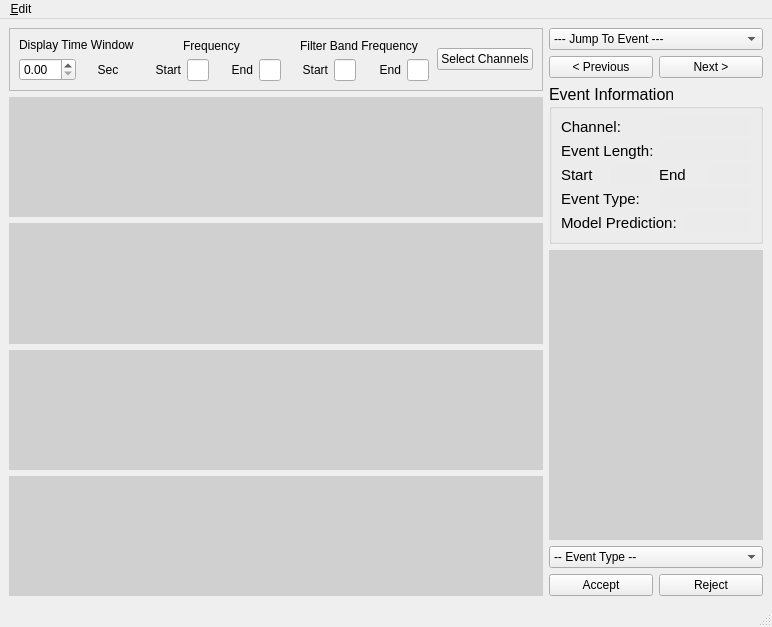
Old version of the form src/ui/annotation.ui in the repository roychowdhuryresearch/pyHFO.
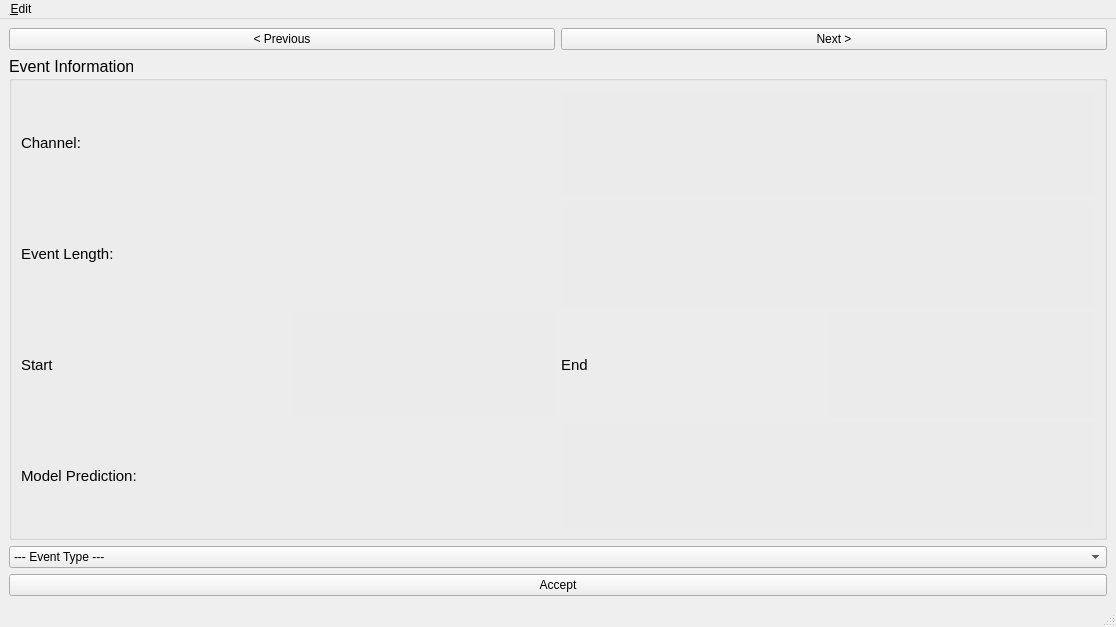
New version of the form.

Patch:
```diff
--- a/src/ui/annotation.ui
+++ b/src/ui/annotation.ui
@@ -6,589 +6,27 @@
    <rect>
     <x>0</x>
     <y>0</y>
-    <width>772</width>
+    <width>1116</width>
     <height>627</height>
    </rect>
   </property>
+  <property name="sizePolicy">
+   <sizepolicy hsizetype="Maximum" vsizetype="Maximum">
+    <horstretch>0</horstretch>
+    <verstretch>0</verstretch>
+   </sizepolicy>
+  </property>
   <property name="windowTitle">
    <string>Annotation</string>
   </property>
   <widget class="QWidget" name="centralwidget">
-   <layout class="QGridLayout" name="gridLayout">
+   <layout class="QGridLayout" name="gridLayout_5">
     <item row="0" column="0">
-     <layout class="QHBoxLayout" name="horizontalLayout_3" stretch="5,2">
-      <item>
-       <layout class="QVBoxLayout" name="verticalLayout" stretch="1,5,5,5,5">
-        <item>
-         <widget class="QFrame" name="frame">
-          <property name="frameShape">
-           <enum>QFrame::StyledPanel</enum>
-          </property>
-          <property name="frameShadow">
-           <enum>QFrame::Raised</enum>
-          </property>
-          <layout class="QGridLayout" name="gridLayout_2" columnminimumwidth="3,2,3,2,3,2,2">
-           <item row="0" column="0">
-            <layout class="QVBoxLayout" name="verticalLayout_3">
-             <item>
-              <widget class="QLabel" name="label">
-               <property name="font">
-                <font>
-                 <family>Arial</family>
-                 <pointsize>9</pointsize>
-                </font>
-               </property>
-               <property name="text">
-                <string>Display Time Window</string>
-               </property>
-              </widget>
-             </item>
-             <item>
-              <layout class="QHBoxLayout" name="horizontalLayout_6">
-               <item>
-                <widget class="QDoubleSpinBox" name="doubleSpinBox">
-                 <property name="font">
-                  <font>
-                   <family>Arial</family>
-                   <pointsize>9</pointsize>
-                  </font>
-                 </property>
-                </widget>
-               </item>
-               <item>
-                <widget class="QLabel" name="label_8">
-                 <property name="font">
-                  <font>
-                   <family>Arial</family>
-                   <pointsize>9</pointsize>
-                  </font>
-                 </property>
-                 <property name="text">
-                  <string>Sec</string>
-                 </property>
-                 <property name="alignment">
-                  <set>Qt::AlignCenter</set>
-                 </property>
-                </widget>
-               </item>
-              </layout>
-             </item>
-            </layout>
-           </item>
-           <item row="0" column="1">
-            <spacer name="horizontalSpacer_2">
-             <property name="orientation">
-              <enum>Qt::Horizontal</enum>
-             </property>
-             <property name="sizeHint" stdset="0">
-              <size>
-               <width>40</width>
-               <height>20</height>
-              </size>
-             </property>
-            </spacer>
-           </item>
-           <item row="0" column="2">
-            <layout class="QVBoxLayout" name="verticalLayout_4">
-             <item>
-              <widget class="QLabel" name="label_2">
-               <property name="font">
-                <font>
-                 <family>Arial</family>
-                 <pointsize>9</pointsize>
-                </font>
-               </property>
-               <property name="text">
-                <string>Frequency</string>
-               </property>
-               <property name="alignment">
-                <set>Qt::AlignCenter</set>
-               </property>
-              </widget>
-             </item>
-             <item>
-              <layout class="QHBoxLayout" name="horizontalLayout_4" stretch="2,1,2,1">
-               <item>
-                <widget class="QLabel" name="label_3">
-                 <property name="font">
-                  <font>
-                   <family>Arial</family>
-                   <pointsize>9</pointsize>
-                  </font>
-                 </property>
-                 <property name="text">
-                  <string>Start</string>
-                 </property>
-                 <property name="alignment">
-                  <set>Qt::AlignRight|Qt::AlignTrailing|Qt::AlignVCenter</set>
-                 </property>
-                </widget>
-               </item>
-               <item>
-                <widget class="QLineEdit" name="lineEdit">
-                 <property name="font">
-                  <font>
-                   <family>Arial</family>
-                   <pointsize>9</pointsize>
-                  </font>
-                 </property>
-                </widget>
-               </item>
-               <item>
-                <widget class="QLabel" name="label_4">
-                 <property name="font">
-                  <font>
-                   <family>Arial</family>
-                   <pointsize>9</pointsize>
-                  </font>
-                 </property>
-                 <property name="text">
-                  <string>End</string>
-                 </property>
-                 <property name="alignment">
-                  <set>Qt::AlignRight|Qt::AlignTrailing|Qt::AlignVCenter</set>
-                 </property>
-                </widget>
-               </item>
-               <item>
-                <widget class="QLineEdit" name="lineEdit_2">
-                 <property name="font">
-                  <font>
-                   <family>Arial</family>
-                   <pointsize>9</pointsize>
-                  </font>
-                 </property>
-                </widget>
-               </item>
-              </layout>
-             </item>
-            </layout>
-           </item>
-           <item row="0" column="3">
-            <spacer name="horizontalSpacer">
-             <property name="orientation">
-              <enum>Qt::Horizontal</enum>
-             </property>
-             <property name="sizeHint" stdset="0">
-              <size>
-               <width>40</width>
-               <height>20</height>
-              </size>
-             </property>
-            </spacer>
-           </item>
-           <item row="0" column="4">
-            <layout class="QVBoxLayout" name="verticalLayout_5">
-             <item>
-              <widget class="QLabel" name="label_5">
-               <property name="font">
-                <font>
-                 <family>Arial</family>
-                 <pointsize>9</pointsize>
-                </font>
-               </property>
-               <property name="text">
-                <string>Filter Band Frequency</string>
-               </property>
-               <property name="alignment">
-                <set>Qt::AlignCenter</set>
-               </property>
-              </widget>
-             </item>
-             <item>
-              <layout class="QHBoxLayout" name="horizontalLayout_5" stretch="2,1,2,1">
-               <item>
-                <widget class="QLabel" name="label_7">
-                 <property name="font">
-                  <font>
-                   <family>Arial</family>
-                   <pointsize>9</pointsize>
-                  </font>
-                 </property>
-                 <property name="text">
-                  <string>Start</string>
-                 </property>
-                 <property name="alignment">
-                  <set>Qt::AlignRight|Qt::AlignTrailing|Qt::AlignVCenter</set>
-                 </property>
-                </widget>
-               </item>
-               <item>
-                <widget class="QLineEdit" name="lineEdit_4">
-                 <property name="font">
-                  <font>
-                   <family>Arial</family>
-                   <pointsize>9</pointsize>
-                  </font>
-                 </property>
-                </widget>
-               </item>
-               <item>
-                <widget class="QLabel" name="label_6">
-                 <property name="font">
-                  <font>
-                   <family>Arial</family>
-                   <pointsize>9</pointsize>
-                  </font>
-                 </property>
-                 <property name="text">
-                  <string>End</string>
-                 </property>
-                 <property name="alignment">
-                  <set>Qt::AlignRight|Qt::AlignTrailing|Qt::AlignVCenter</set>
-                 </property>
-                </widget>
-               </item>
-               <item>
-                <widget class="QLineEdit" name="lineEdit_3">
-                 <property name="font">
-                  <font>
-                   <family>Arial</family>
-                   <pointsize>9</pointsize>
-                  </font>
-                 </property>
-                </widget>
-               </item>
-              </layout>
-             </item>
-            </layout>
-           </item>
-           <item row="0" column="5">
-            <spacer name="horizontalSpacer_3">
-             <property name="orientation">
-              <enum>Qt::Horizontal</enum>
-             </property>
-             <property name="sizeHint" stdset="0">
-              <size>
-               <width>40</width>
-               <height>20</height>
-              </size>
-             </property>
-            </spacer>
-           </item>
-           <item row="0" column="6">
-            <widget class="QPushButton" name="select_channels_button">
-             <property name="font">
-              <font>
-               <family>Arial</family>
-               <pointsize>9</pointsize>
-              </font>
-             </property>
-             <property name="text">
-              <string>Select Channels</string>
-             </property>
-            </widget>
-           </item>
-          </layout>
-         </widget>
-        </item>
-        <item>
-         <widget class="QWidget" name="compare_signal_graph" native="true">
-          <property name="palette">
-           <palette>
-            <active>
-             <colorrole role="Button">
-              <brush brushstyle="SolidPattern">
-               <color alpha="255">
-                <red>208</red>
-                <green>208</green>
-                <blue>208</blue>
-               </color>
-              </brush>
-             </colorrole>
-             <colorrole role="Base">
-              <brush brushstyle="SolidPattern">
-               <color alpha="255">
-                <red>208</red>
-                <green>208</green>
-                <blue>208</blue>
-               </color>
-              </brush>
-             </colorrole>
-             <colorrole role="Window">
-              <brush brushstyle="SolidPattern">
-               <color alpha="255">
-                <red>208</red>
-                <green>208</green>
-                <blue>208</blue>
-               </color>
-              </brush>
-             </colorrole>
-            </active>
-            <inactive>
-             <colorrole role="Button">
-              <brush brushstyle="SolidPattern">
-               <color alpha="255">
-                <red>208</red>
-                <green>208</green>
-                <blue>208</blue>
-               </color>
-              </brush>
-             </colorrole>
-             <colorrole role="Base">
-              <brush brushstyle="SolidPattern">
-               <color alpha="255">
-                <red>208</red>
-                <green>208</green>
-                <blue>208</blue>
-               </color>
-              </brush>
-             </colorrole>
-             <colorrole role="Window">
-              <brush brushstyle="SolidPattern">
-               <color alpha="255">
-                <red>208</red>
-                <green>208</green>
-                <blue>208</blue>
-               </color>
-              </brush>
-             </colorrole>
-            </inactive>
-            <disabled>
-             <colorrole role="Button">
-              <brush brushstyle="SolidPattern">
-               <color alpha="255">
-                <red>208</red>
-                <green>208</green>
-                <blue>208</blue>
-               </color>
-              </brush>
-             </colorrole>
-             <colorrole role="Base">
-              <brush brushstyle="SolidPattern">
-               <color alpha="255">
-                <red>208</red>
-                <green>208</green>
-                <blue>208</blue>
-               </color>
-              </brush>
-             </colorrole>
-             <colorrole role="Window">
-              <brush brushstyle="SolidPattern">
-               <color alpha="255">
-                <red>208</red>
-                <green>208</green>
-                <blue>208</blue>
-               </color>
-              </brush>
-             </colorrole>
-            </disabled>
-           </palette>
-          </property>
-          <property name="styleSheet">
-           <string notr="true">background-color: rgb(208, 208, 208)</string>
-          </property>
-         </widget>
-        </item>
-        <item>
-         <widget class="QWidget" name="original_voltage_graph" native="true">
-          <property name="palette">
-           <palette>
-            <active>
-             <colorrole role="Button">
-              <brush brushstyle="SolidPattern">
-               <color alpha="255">
-                <red>208</red>
-                <green>208</green>
-                <blue>208</blue>
-               </color>
-              </brush>
-             </colorrole>
-             <colorrole role="Base">
-              <brush brushstyle="SolidPattern">
-               <color alpha="255">
-                <red>208</red>
-                <green>208</green>
-                <blue>208</blue>
-               </color>
-              </brush>
-             </colorrole>
-             <colorrole role="Window">
-              <brush brushstyle="SolidPattern">
-               <color alpha="255">
-                <red>208</red>
-                <green>208</green>
-                <blue>208</blue>
-               </color>
-              </brush>
-             </colorrole>
-            </active>
-            <inactive>
-             <colorrole role="Button">
-              <brush brushstyle="SolidPattern">
-               <color alpha="255">
-                <red>208</red>
-                <green>208</green>
-                <blue>208</blue>
-               </color>
-              </brush>
-             </colorrole>
-             <colorrole role="Base">
-              <brush brushstyle="SolidPattern">
-               <color alpha="255">
-                <red>208</red>
-                <green>208</green>
-                <blue>208</blue>
-               </color>
-              </brush>
-             </colorrole>
-             <colorrole role="Window">
-              <brush brushstyle="SolidPattern">
-               <color alpha="255">
-                <red>208</red>
-                <green>208</green>
-                <blue>208</blue>
-               </color>
-              </brush>
-             </colorrole>
-            </inactive>
-            <disabled>
-             <colorrole role="Button">
-              <brush brushstyle="SolidPattern">
-               <color alpha="255">
-                <red>208</red>
-                <green>208</green>
-                <blue>208</blue>
-               </color>
-              </brush>
-             </colorrole>
-             <colorrole role="Base">
-              <brush brushstyle="SolidPattern">
-               <color alpha="255">
-                <red>208</red>
-                <green>208</green>
-                <blue>208</blue>
-               </color>
-              </brush>
-             </colorrole>
-             <colorrole role="Window">
-              <brush brushstyle="SolidPattern">
-               <color alpha="255">
-                <red>208</red>
-                <green>208</green>
-                <blue>208</blue>
-               </color>
-              </brush>
-             </colorrole>
-            </disabled>
-           </palette>
-          </property>
-          <property name="styleSheet">
-           <string notr="true">background-color: rgb(208, 208, 208)</string>
-          </property>
-         </widget>
-        </item>
-        <item>
-         <widget class="QWidget" name="filtered_voltage_graph" native="true">
-          <property name="palette">
-           <palette>
-            <active>
-             <colorrole role="Button">
-              <brush brushstyle="SolidPattern">
-               <color alpha="255">
-                <red>208</red>
-                <green>208</green>
-                <blue>208</blue>
-               </color>
-              </brush>
-             </colorrole>
-             <colorrole role="Base">
-              <brush brushstyle="SolidPattern">
-               <color alpha="255">
-                <red>208</red>
-                <green>208</green>
-                <blue>208</blue>
-               </color>
-              </brush>
-             </colorrole>
-             <colorrole role="Window">
-              <brush brushstyle="SolidPattern">
-               <color alpha="255">
-                <red>208</red>
-                <green>208</green>
-                <blue>208</blue>
-               </color>
-              </brush>
-             </colorrole>
-            </active>
-            <inactive>
-             <colorrole role="Button">
-              <brush brushstyle="SolidPattern">
-               <color alpha="255">
-                <red>208</red>
-                <green>208</green>
-                <blue>208</blue>
-               </color>
-              </brush>
-             </colorrole>
-             <colorrole role="Base">
-              <brush brushstyle="SolidPattern">
-               <color alpha="255">
-                <red>208</red>
-                <green>208</green>
-                <blue>208</blue>
-               </color>
-              </brush>
-             </colorrole>
-             <colorrole role="Window">
-              <brush brushstyle="SolidPattern">
-               <color alpha="255">
-                <red>208</red>
-                <green>208</green>
-                <blue>208</blue>
-               </color>
-              </brush>
-             </colorrole>
-            </inactive>
-            <disabled>
-             <colorrole role="Button">
-              <brush brushstyle="SolidPattern">
-               <color alpha="255">
-                <red>208</red>
-                <green>208</green>
-                <blue>208</blue>
-               </color>
-              </brush>
-             </colorrole>
-             <colorrole role="Base">
-              <brush brushstyle="SolidPattern">
-               <color alpha="255">
-                <red>208</red>
-                <green>208</green>
-                <blue>208</blue>
-               </color>
-              </brush>
-             </colorrole>
-             <colorrole role="Window">
-              <brush brushstyle="SolidPattern">
-               <color alpha="255">
-                <red>208</red>
-                <green>208</green>
-                <blue>208</blue>
-               </color>
-              </brush>
-             </colorrole>
-            </disabled>
-           </palette>
-          </property>
-          <property name="styleSheet">
-           <string notr="true">background-color: rgb(208, 208, 208)</string>
-          </property>
-         </widget>
-        </item>
-        <item>
-         <widget class="QWidget" name="tf_plot_graph" native="true">
-          <property name="styleSheet">
-           <string notr="true">background-color: rgb(208, 208, 208)</string>
-          </property>
-         </widget>
-        </item>
-       </layout>
-      </item>
-      <item>
-       <layout class="QVBoxLayout" name="verticalLayout_2" stretch="1,1,3,6,1,1">
-        <item>
-         <widget class="QComboBox" name="progress_comboBox">
+     <layout class="QGridLayout" name="gridLayout_4" columnstretch="7,0">
+      <item row="0" column="1">
+       <layout class="QGridLayout" name="left_panel" rowstretch="1,0,0,0,0,0">
+        <item row="4" column="0">
+         <widget class="QComboBox" name="EventDropdown_Box">
           <property name="font">
            <font>
             <family>Arial</family>
@@ -597,15 +35,50 @@
           </property>
           <item>
            <property name="text">
-            <string>--- Jump To Event ---</string>
+            <string>--- Event Type ---</string>
+           </property>
+          </item>
+          <item>
+           <property name="text">
+            <string>Spike</string>
+           </property>
+          </item>
+          <item>
+           <property name="text">
+            <string>HFO</string>
+           </property>
+          </item>
+          <item>
+           <property name="text">
+            <string>Artifact</string>
            </property>
           </item>
          </widget>
         </item>
-        <item>
+        <item row="2" column="0">
+         <layout class="QHBoxLayout" name="FFT_layout"/>
+        </item>
+        <item row="5" column="0">
+         <layout class="QHBoxLayout" name="horizontalLayout_2">
+          <item>
+           <widget class="QPushButton" name="Accept">
+            <property name="font">
+             <font>
+              <family>Arial</family>
+              <pointsize>9</pointsize>
+             </font>
+            </property>
+            <property name="text">
+             <string>Accept</string>
+            </property>
+           </widget>
+          </item>
+         </layout>
+        </item>
+        <item row="0" column="0">
          <layout class="QHBoxLayout" name="horizontalLayout">
           <item>
-           <widget class="QPushButton" name="pushButton">
+           <widget class="QPushButton" name="PreviousButton">
             <property name="font">
              <font>
               <family>Arial</family>
@@ -618,7 +91,7 @@
            </widget>
           </item>
           <item>
-           <widget class="QPushButton" name="pushButton_2">
+           <widget class="QPushButton" name="NextButton">
             <property name="font">
              <font>
               <family>Arial</family>
@@ -632,7 +105,7 @@
           </item>
          </layout>
         </item>
-        <item>
+        <item row="3" column="0">
          <widget class="QGroupBox" name="groupBox">
           <property name="font">
            <font>
@@ -650,6 +123,7 @@
               <widget class="QLabel" name="label_9">
                <property name="font">
                 <font>
+                 <family>Arial</family>
                  <pointsize>11</pointsize>
                 </font>
                </property>
@@ -659,9 +133,10 @@
               </widget>
              </item>
              <item>
-              <widget class="QLabel" name="label_15">
+              <widget class="QLabel" name="channel_name_textbox">
                <property name="font">
                 <font>
+                 <family>Arial</family>
                  <pointsize>11</pointsize>
                 </font>
                </property>
@@ -681,6 +156,7 @@
               <widget class="QLabel" name="label_10">
                <property name="font">
                 <font>
+                 <family>Arial</family>
                  <pointsize>11</pointsize>
                 </font>
                </property>
@@ -690,9 +166,10 @@
               </widget>
              </item>
              <item>
-              <widget class="QLabel" name="label_16">
+              <widget class="QLabel" name="length_textbox">
                <property name="font">
                 <font>
+                 <family>Arial</family>
                  <pointsize>11</pointsize>
                 </font>
                </property>
@@ -714,6 +191,7 @@
                 <widget class="QLabel" name="label_11">
                  <property name="font">
                   <font>
+                   <family>Arial</family>
                    <pointsize>11</pointsize>
                   </font>
                  </property>
@@ -723,9 +201,10 @@
                 </widget>
                </item>
                <item>
-                <widget class="QLabel" name="label_17">
+                <widget class="QLabel" name="start_textbox">
                  <property name="font">
                   <font>
+                   <family>Arial</family>
                    <pointsize>11</pointsize>
                   </font>
                  </property>
@@ -745,6 +224,7 @@
                 <widget class="QLabel" name="label_12">
                  <property name="font">
                   <font>
+                   <family>Arial</family>
                    <pointsize>11</pointsize>
                   </font>
                  </property>
@@ -754,9 +234,10 @@
                 </widget>
                </item>
                <item>
-                <widget class="QLabel" name="label_18">
+                <widget class="QLabel" name="end_textbox">
                  <property name="font">
                   <font>
+                   <family>Arial</family>
                    <pointsize>11</pointsize>
                   </font>
                  </property>
@@ -778,37 +259,7 @@
               <widget class="QLabel" name="label_13">
                <property name="font">
                 <font>
-                 <pointsize>11</pointsize>
-                </font>
-               </property>
-               <property name="text">
-                <string>Event Type:</string>
-               </property>
-              </widget>
-             </item>
-             <item>
-              <widget class="QLabel" name="label_19">
-               <property name="font">
-                <font>
-                 <pointsize>11</pointsize>
-                </font>
-               </property>
-               <property name="styleSheet">
-                <string notr="true">background-color: rgb(235, 235, 235);</string>
-               </property>
-               <property name="text">
-                <string/>
-               </property>
-              </widget>
-             </item>
-            </layout>
-           </item>
-           <item row="4" column="0">
-            <layout class="QHBoxLayout" name="horizontalLayout_13">
-             <item>
-              <widget class="QLabel" name="label_14">
-               <property name="font">
-                <font>
+                 <family>Arial</family>
                  <pointsize>11</pointsize>
                 </font>
                </property>
@@ -818,9 +269,10 @@
               </widget>
              </item>
              <item>
-              <widget class="QLabel" name="label_20">
+              <widget class="QLabel" name="model_textbox">
                <property name="font">
                 <font>
+                 <family>Arial</family>
                  <pointsize>11</pointsize>
                 </font>
                </property>
@@ -834,79 +286,20 @@
              </item>
             </layout>
            </item>
+           <item row="4" column="0">
+            <layout class="QHBoxLayout" name="horizontalLayout_13"/>
+           </item>
           </layout>
          </widget>
         </item>
-        <item>
-         <widget class="QWidget" name="inspection_graph" native="true">
-          <property name="styleSheet">
-           <string notr="true">background-color: rgb(208, 208, 208)
-</string>
-          </property>
-         </widget>
-        </item>
-        <item>
-         <widget class="QComboBox" name="comboBox">
-          <property name="font">
-           <font>
-            <family>Arial</family>
-            <pointsize>9</pointsize>
-           </font>
-          </property>
-          <item>
-           <property name="text">
-            <string>-- Event Type --</string>
-           </property>
-          </item>
-          <item>
-           <property name="text">
-            <string>Spike</string>
-           </property>
-          </item>
-          <item>
-           <property name="text">
-            <string>Artifact</string>
-           </property>
-          </item>
-          <item>
-           <property name="text">
-            <string>Ripple</string>
-           </property>
-          </item>
-         </widget>
-        </item>
-        <item>
-         <layout class="QHBoxLayout" name="horizontalLayout_2">
-          <item>
-           <widget class="QPushButton" name="pushButton_3">
-            <property name="font">
-             <font>
-              <family>Arial</family>
-              <pointsize>9</pointsize>
-             </font>
-            </property>
-            <property name="text">
-             <string>Accept</string>
-            </property>
-           </widget>
-          </item>
-          <item>
-           <widget class="QPushButton" name="pushButton_4">
-            <property name="font">
-             <font>
-              <family>Arial</family>
-              <pointsize>9</pointsize>
-             </font>
-            </property>
-            <property name="text">
-             <string>Reject</string>
-            </property>
-           </widget>
-          </item>
-         </layout>
+        <item row="1" column="0">
+         <layout class="QHBoxLayout" name="FFT_layout_2"/>
         </item>
        </layout>
       </item>
+      <item row="0" column="0">
+       <layout class="QHBoxLayout" name="VisulaizationVerticalLayout"/>
+      </item>
      </layout>
     </item>
    </layout>
@@ -916,8 +309,8 @@
     <rect>
      <x>0</x>
      <y>0</y>
-     <width>772</width>
-     <height>18</height>
+     <width>1116</width>
+     <height>21</height>
     </rect>
    </property>
    <widget class="QMenu" name="menuEdit">
```
